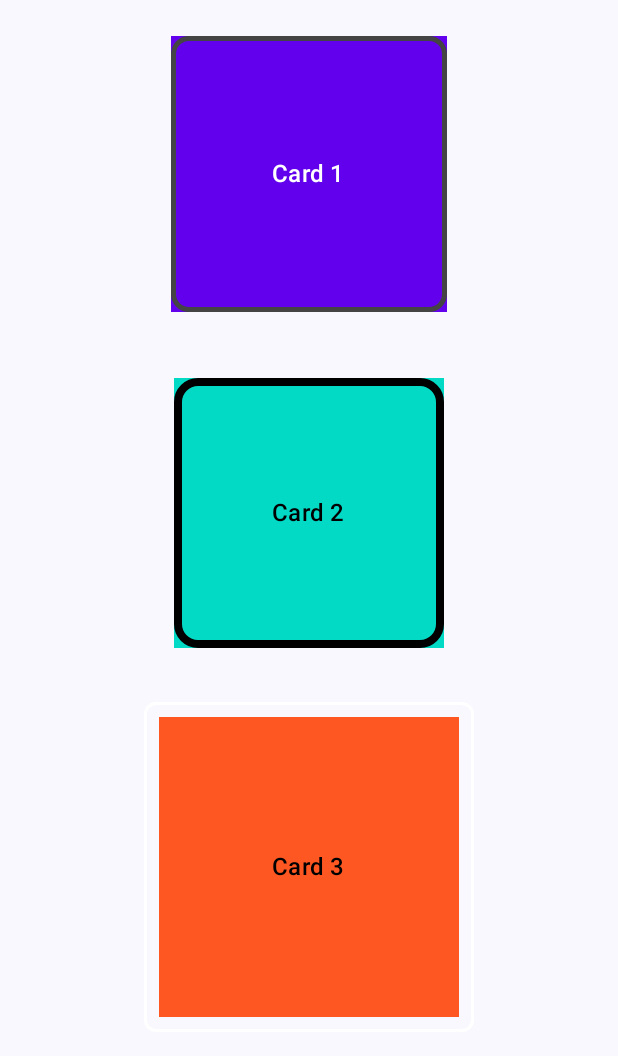
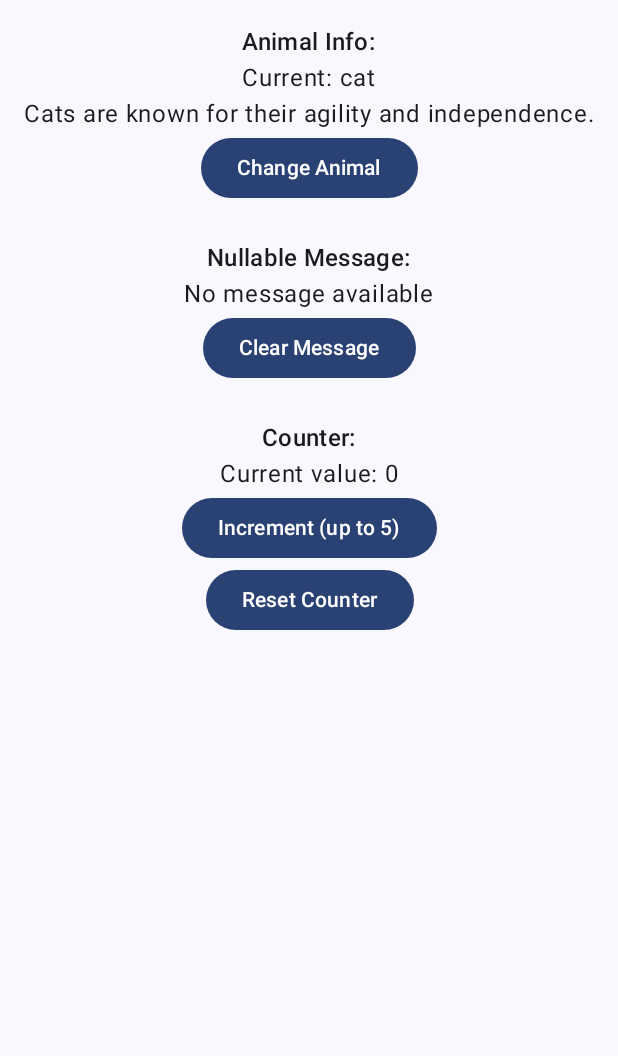
Before and after one commit to qian3333/cw2, an Android app built with Jetpack Compose: the screen it shows after launch (MainActivity), on a phone screen of 412 x 824 dp. Shown: the top 1056 px of the screen. Run offline under Robolectric (Android 15) with nearby library versions, the phone set to English and light mode, and no system bars.

Commit message:
cw2.3
cw2.3

```diff
--- a/app/src/main/java/com/example/cw2/MainActivity.kt
+++ b/app/src/main/java/com/example/cw2/MainActivity.kt
@@ -4,22 +4,21 @@ import android.os.Bundle
 import androidx.activity.ComponentActivity
 import androidx.activity.compose.setContent
 import androidx.activity.enableEdgeToEdge
-import androidx.compose.foundation.BorderStroke
-import androidx.compose.foundation.background
-import androidx.compose.foundation.border
 import androidx.compose.foundation.layout.Arrangement
-import androidx.compose.foundation.layout.Box
 import androidx.compose.foundation.layout.Column
 import androidx.compose.foundation.layout.fillMaxSize
 import androidx.compose.foundation.layout.padding
-import androidx.compose.foundation.layout.size
+import androidx.compose.material3.Button
 import androidx.compose.material3.MaterialTheme
 import androidx.compose.material3.Scaffold
 import androidx.compose.material3.Text
 import androidx.compose.runtime.Composable
+import androidx.compose.runtime.getValue
+import androidx.compose.runtime.mutableStateOf
+import androidx.compose.runtime.remember
+import androidx.compose.runtime.setValue
 import androidx.compose.ui.Alignment
 import androidx.compose.ui.Modifier
-import androidx.compose.ui.graphics.Color
 import androidx.compose.ui.tooling.preview.Preview
 import androidx.compose.ui.unit.dp
 import com.example.cw2.ui.theme.Cw2Theme
@@ -31,120 +30,107 @@ class MainActivity : ComponentActivity() {
         setContent {
             Cw2Theme {
                 Scaffold(modifier = Modifier.fillMaxSize()) { innerPadding ->
-                    Column(
-                        modifier = Modifier
-                            .fillMaxSize()
-                            .padding(innerPadding)
-                            .padding(16.dp),
-                        verticalArrangement = Arrangement.spacedBy(24.dp),
-                        horizontalAlignment = Alignment.CenterHorizontally
-                    ) {
-                        // 第一个卡片：size + padding + border + background组合
-                        ColorCard(
-                            color = Color(0xFF6200EE), // 紫色
-                            label = "Card 1",
-                            modifier = Modifier
-                                .size(200.dp)
-                                .padding(8.dp)
-                                .border(
-                                    border = BorderStroke(3.dp, Color.DarkGray),
-                                    shape = MaterialTheme.shapes.medium
-                                )
-                        )
-
-                        // 第二个卡片：size + padding + border + background组合（不同顺序）
-                        ColorCard(
-                            color = Color(0xFF03DAC6), // 青色
-                            label = "Card 2",
-                            modifier = Modifier
-                                .padding(12.dp)
-                                .size(180.dp)
-                                .border(
-                                    border = BorderStroke(5.dp, Color.Black),
-                                    shape = MaterialTheme.shapes.large
-                                )
-                        )
-
-                        // 第三个卡片：size + padding + border + background组合（额外添加内部padding）
-                        ColorCard(
-                            color = Color(0xFFFF5722), // 橙色
-                            label = "Card 3",
-                            modifier = Modifier
-                                .border(
-                                    border = BorderStroke(2.dp, Color.White),
-                                    shape = MaterialTheme.shapes.small
-                                )
-                                .size(220.dp)
-                                .padding(10.dp)
-                        )
-                    }
+                    KotlinPracticeScreen(
+                        modifier = Modifier.padding(innerPadding)
+                    )
                 }
             }
         }
     }
 }
 
-/**
- * 显示带有标签的彩色卡片
- * @param color 卡片的背景颜色
- * @param label 卡片中央显示的文本
- * @param modifier 应用于卡片的修饰符
- */
 @Composable
-fun ColorCard(
-    color: Color,
-    label: String,
-    modifier: Modifier = Modifier
-) {
-    // 在Box中使用background修饰符，确保所有四个修饰符都被使用
-    Box(
+fun KotlinPracticeScreen(modifier: Modifier = Modifier) {
+    // 状态管理
+    var currentAnimal by remember { mutableStateOf("cat") }
+    var nullableMessage by remember { mutableStateOf<String?>(null) }
+    var counter by remember { mutableStateOf(0) }
+
+    // 切换动物类型的函数
+    fun changeAnimal() {
+        currentAnimal = when (currentAnimal) {
+            "cat" -> "dog"
+            "dog" -> "fish"
+            else -> "cat"
+        }
+        // 当切换动物时设置nullableMessage
+        nullableMessage = "Current animal changed to $currentAnimal"
+    }
+
+    // 使用when表达式处理动物类型
+    val animalDescription = when (currentAnimal) {
+        "cat" -> "Cats are known for their agility and independence."
+        "dog" -> "Dogs are loyal companions and often called man's best friend."
+        "fish" -> "Fish live in water and breathe through gills."
+        else -> "Unknown animal"
+    }
+
+    Column(
         modifier = modifier
-            .background(color) // 使用background修饰符
+            .fillMaxSize()
+            .padding(16.dp),
+        verticalArrangement = Arrangement.spacedBy(24.dp),
+        horizontalAlignment = Alignment.CenterHorizontally
     ) {
-        Text(
-            text = label,
-            color = if (isColorDark(color)) Color.White else Color.Black,
-            style = MaterialTheme.typography.titleMedium,
-            modifier = Modifier
-                .align(Alignment.Center) // 文本居中
-                .padding(4.dp) // 文本额外内边距
-        )
+        // 1. When表达式示例
+        Column(horizontalAlignment = Alignment.CenterHorizontally) {
+            Text(text = "Animal Info:", style = MaterialTheme.typography.titleMedium)
+            Text(text = "Current: $currentAnimal")
+            Text(text = animalDescription)
+            Button(onClick = ::changeAnimal) {
+                Text("Change Animal")
+            }
+        }
+
+        // 2. Nullable字符串处理示例 (?.)
+        Column(horizontalAlignment = Alignment.CenterHorizontally) {
+            Text(text = "Nullable Message:", style = MaterialTheme.typography.titleMedium)
+            nullableMessage?.let {
+                Text(text = "Message: $it")
+            } ?: Text(text = "No message available")
+
+            Button(onClick = { nullableMessage = null }) {
+                Text("Clear Message")
+            }
+        }
+
+        // 3. 计数器示例 (仅在小于5时递增)
+        Column(horizontalAlignment = Alignment.CenterHorizontally) {
+            Text(text = "Counter:", style = MaterialTheme.typography.titleMedium)
+            Text(text = "Current value: $counter")
+            Button(
+                onClick = { if (counter < 5) counter++ },
+                enabled = counter < 5
+            ) {
+                Text("Increment (up to 5)")
+            }
+            Button(onClick = { counter = 0 }) {
+                Text("Reset Counter")
+            }
+        }
     }
-}
-
-/**
- * 判断颜色是否为深色，用于确定文本颜色
- */
-private fun isColorDark(color: Color): Boolean {
-    return (0.299 * color.red + 0.587 * color.green + 0.114 * color.blue) <= 0.5
 }
 
 @Preview(showBackground = true)
 @Composable
-fun ColorCardsPreview() {
+fun KotlinPracticeScreenPreview() {
     Cw2Theme {
-        Column(
-            modifier = Modifier
-                .fillMaxSize()
-                .padding(16.dp),
-            verticalArrangement = Arrangement.spacedBy(24.dp),
-            horizontalAlignment = Alignment.CenterHorizontally
-        ) {
-            ColorCard(
-                color = Color(0xFF6200EE),
-                label = "Card 1",
-                modifier = Modifier.size(200.dp)
-            )
-            ColorCard(
-                color = Color(0xFF03DAC6),
-                label = "Card 2",
-                modifier = Modifier.size(180.dp)
-            )
-            ColorCard(
-                color = Color(0xFFFF5722),
-                label = "Card 3",
-                modifier = Modifier.size(220.dp)
-            )
-        }
+        KotlinPracticeScreen()
     }
 }
+
+@Composable
+fun Greeting(name: String, modifier: Modifier = Modifier) {
+    Text(
+        text = "Hello $name!",
+        modifier = modifier
+    )
+}
+
+@Preview(showBackground = true)
+@Composable
+fun GreetingPreview() {
+    Cw2Theme {
+        Greeting("Android")
+    }
+}
```
